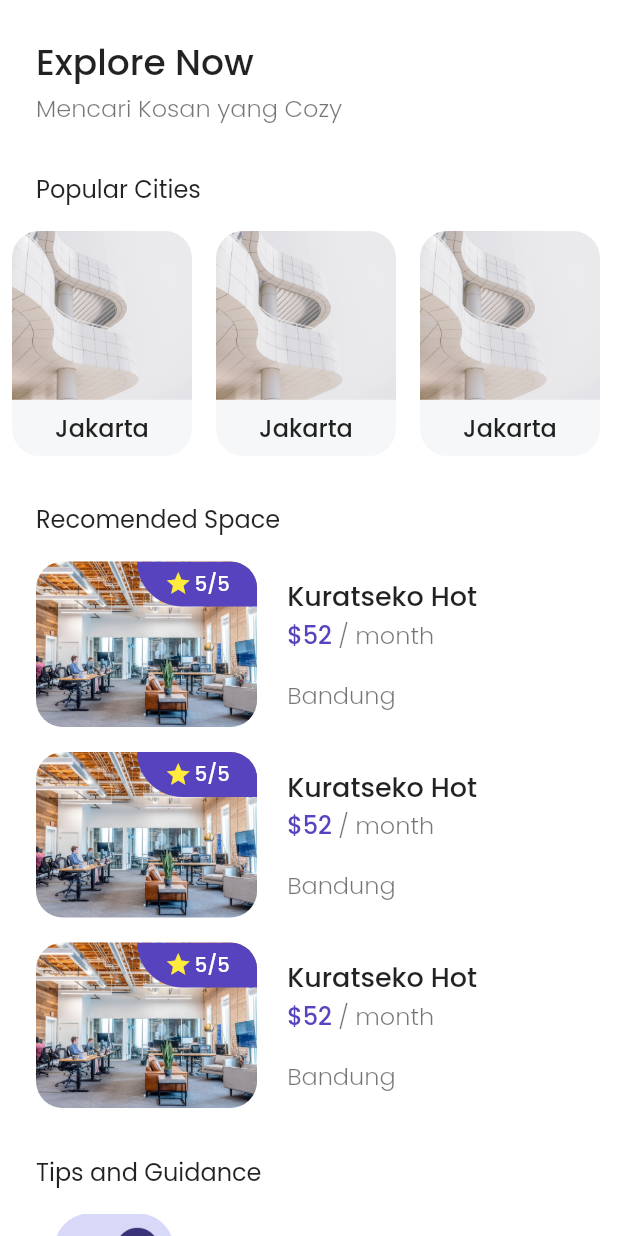
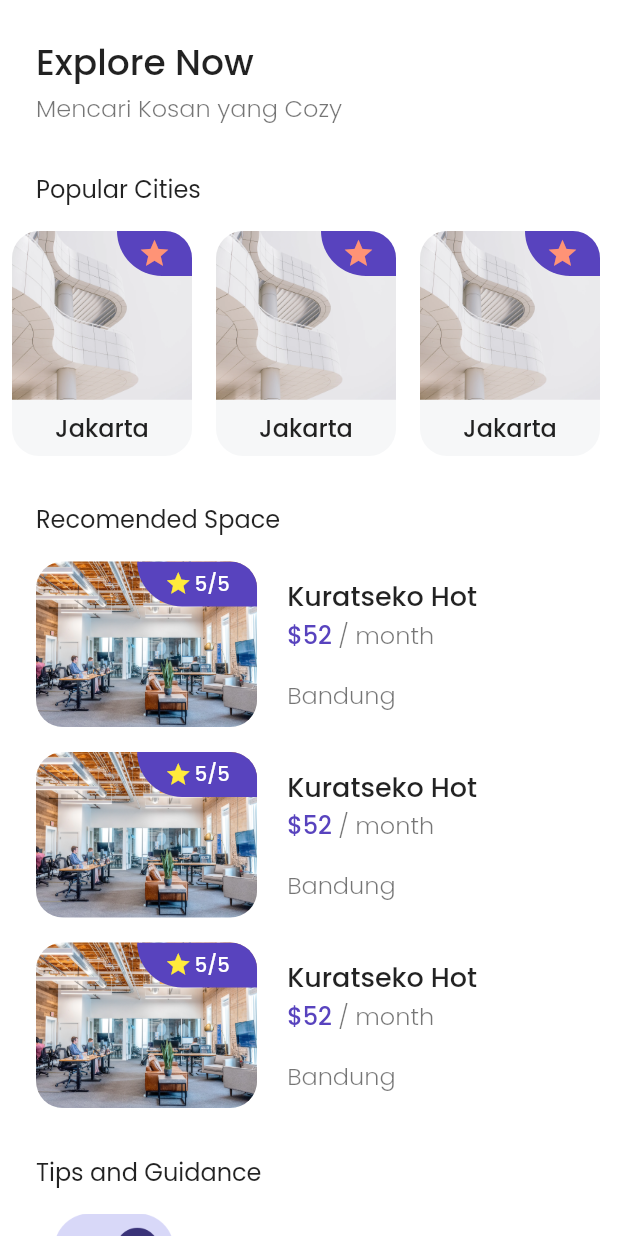
Before and after one commit to Muhdzalf/bwa_kos, a Flutter app: the HomePage screen opened by its route, on a phone screen of 412 x 824 dp. Run offline on Flutter 3.47's test engine with Material 2 defaults, Android fonts, the phone set to English and light mode, and no system bars; our stand-ins replace google_fonts.

Commit message:
create badge at popular cities

```diff
--- a/lib/pages/home/components/tipsandguidance_list.dart
+++ b/lib/pages/home/components/tipsandguidance_list.dart
@@ -1,5 +1,4 @@
 import 'package:bwa_kos/pages/widgets/tipsandguideline_card.dart';
-import 'package:bwa_kos/theme.dart';
 import 'package:flutter/material.dart';
 
 class TipsAndGuidaceList extends StatelessWidget {
--- a/lib/pages/widgets/city_card.dart
+++ b/lib/pages/widgets/city_card.dart
@@ -1,3 +1,4 @@
+import 'package:bwa_kos/pages/widgets/popular_badge.dart';
 import 'package:flutter/material.dart';
 
 import '../../theme.dart';
@@ -21,7 +22,9 @@ class CityCard extends StatelessWidget {
         child: Container(
             height: 150,
             width: 120,
-            child: Column(
+            child: Stack(
+              children: [
+                Column(
                   children: [
                     Expanded(
                       flex: 3,
@@ -43,6 +46,9 @@ class CityCard extends StatelessWidget {
                       ),
                     )),
                   ],
+                ),
+                PupularBadge(),
+              ],
             )),
       ),
     );
--- /dev/null
+++ b/lib/pages/widgets/popular_badge.dart
@@ -0,0 +1,29 @@
+import 'package:flutter/material.dart';
+import 'package:bwa_kos/theme.dart';
+
+class PupularBadge extends StatelessWidget {
+  const PupularBadge({
+    Key? key,
+  }) : super(key: key);
+
+  @override
+  Widget build(BuildContext context) {
+    return Align(
+      alignment: Alignment.topRight,
+      child: Container(
+        width: 50,
+        height: 30,
+        decoration: BoxDecoration(
+            color: purpleColor,
+            borderRadius: BorderRadius.only(bottomLeft: Radius.circular(100))),
+        child: Center(
+          child: Icon(
+            Icons.star,
+            color: orangeColor,
+            size: 22,
+          ),
+        ),
+      ),
+    );
+  }
+}
```
Lines whose indentation alone changed are shown as unchanged.
